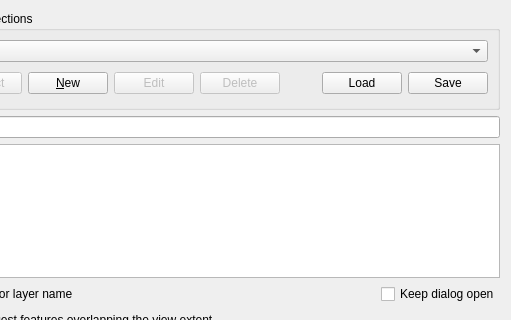
The window that src/ui/qgswfssourceselectbase.ui (carsmie/QGIS) describes before a commit, drawn with Qt 5; both pictures show x 81 to 592 and y 0 to 320 of the 592 by 439 pixel window.
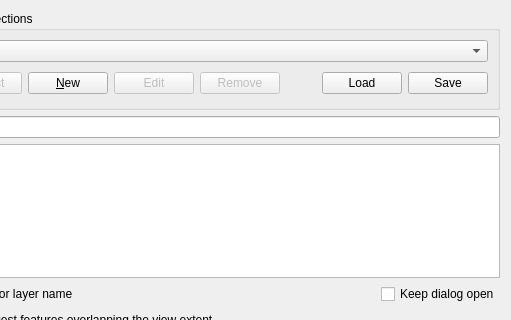
The same window after the commit.

Commit message:
Reword delete button in service connection dialog
Similar to 5fd5716d70a2ae395121791ba3540f4506761cfb

What changed in the file:
```diff
--- a/src/ui/qgswfssourceselectbase.ui
+++ b/src/ui/qgswfssourceselectbase.ui
@@ -84,7 +84,7 @@
            <bool>false</bool>
           </property>
           <property name="text">
-           <string>Delete</string>
+           <string>Remove</string>
           </property>
          </widget>
         </item>
```
Left out of the diff: 12 changed lines with no effect on the pictures. The commit also changes 3 other files.
